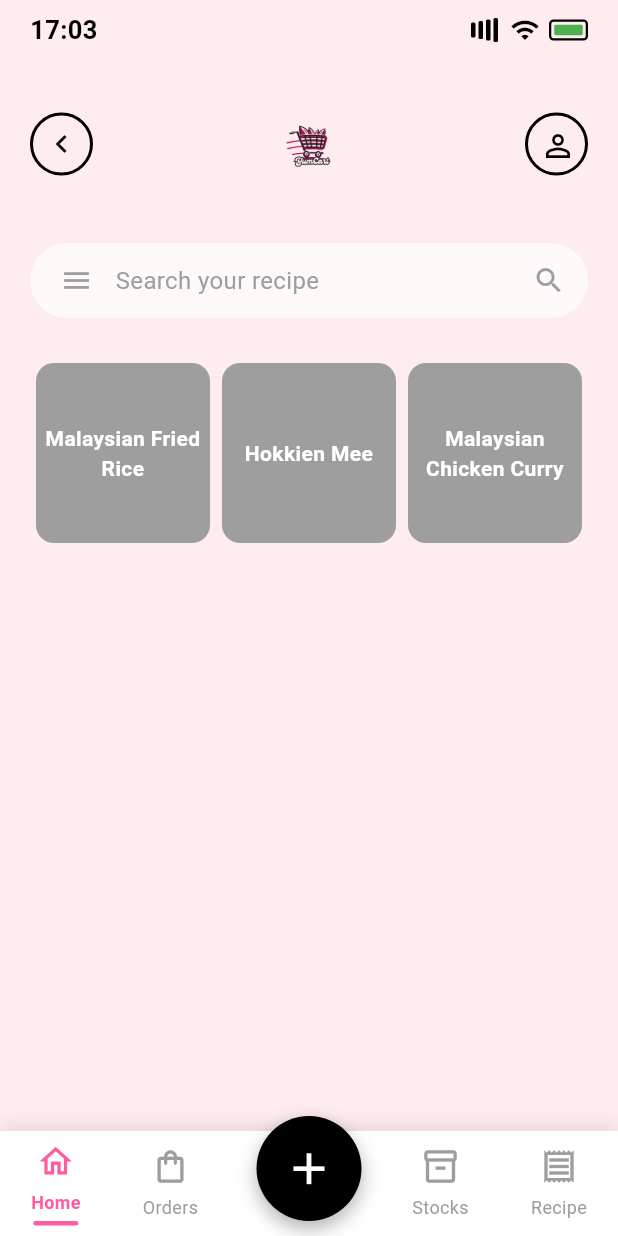
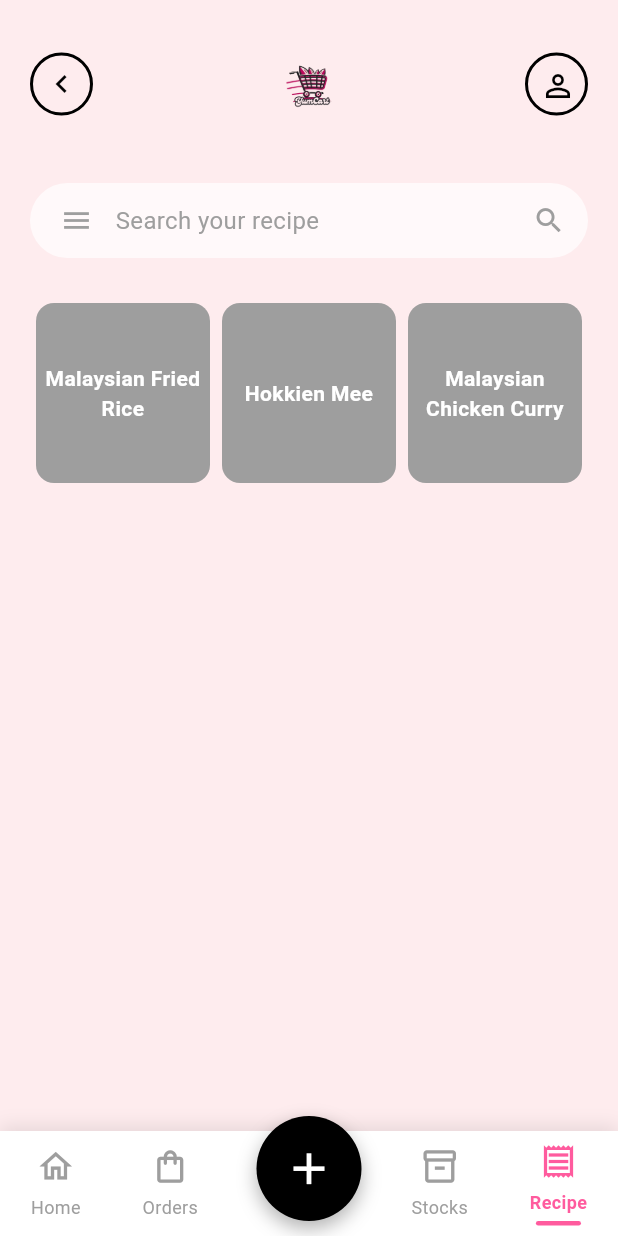
Before and after one commit to farahyusni/SwiftSolvers, a Flutter app: the SellerHomePage screen opened by its route, on a phone screen of 412 x 824 dp. Run offline on Flutter 3.47's test engine with Material 3 defaults, Android fonts, the phone set to English and light mode, and no system bars; our stand-ins replace cloud_firestore, firebase_auth, firebase_core; accounts and stored records are empty; network calls fail.

Commit message:
Update seller_home_page.dart

```diff
--- a/lib/views/seller/seller_home_page.dart
+++ b/lib/views/seller/seller_home_page.dart
@@ -8,7 +8,7 @@ class SellerHomePage extends StatefulWidget {
 }
 
 class _SellerHomePageState extends State<SellerHomePage> {
-  int _selectedBottomNavIndex = 0;
+  int _selectedBottomNavIndex = 3; // Highlight "Recipe" tab by default
 
   @override
   Widget build(BuildContext context) {
@@ -17,8 +17,7 @@ class _SellerHomePageState extends State<SellerHomePage> {
       body: SafeArea(
         child: Column(
           children: [
-            // Status bar with time and icons
-            _buildStatusBar(),
+            // Removed: _buildStatusBar(),
 
             // App bar with back button, logo, and profile icons
             _buildAppBar(context),
@@ -26,11 +25,10 @@ class _SellerHomePageState extends State<SellerHomePage> {
             // Search bar
             _buildSearchBar(),
 
-            // Food items (only 3 items in first row, then empty space)
+            // Food items (only 3 items in first row)
             _buildFoodGrid(),
 
-            // Spacer to push navigation to bottom
-            const Spacer(),
+            const Spacer(), // Push content upward
           ],
         ),
       ),
@@ -41,74 +39,6 @@ class _SellerHomePageState extends State<SellerHomePage> {
       // Floating Action Button above Recipe icon
       floatingActionButton: _buildFloatingActionButton(),
       floatingActionButtonLocation: FloatingActionButtonLocation.centerDocked,
-    );
-  }
-
-  Widget _buildStatusBar() {
-    return Padding(
-      padding: const EdgeInsets.symmetric(horizontal: 20.0, vertical: 8.0),
-      child: Row(
-        mainAxisAlignment: MainAxisAlignment.spaceBetween,
-        children: [
-          const Text(
-            '17:03',
-            style: TextStyle(
-              fontSize: 17,
-              fontWeight: FontWeight.w600,
-              color: Colors.black,
-            ),
-          ),
-          Row(
-            children: [
-              Row(
-                children: List.generate(4, (index) => Container(
-                  margin: const EdgeInsets.only(right: 2),
-                  width: 3,
-                  height: 10 + (index * 2),
-                  decoration: BoxDecoration(
-                    color: Colors.black,
-                    borderRadius: BorderRadius.circular(1),
-                  ),
-                )),
-              ),
-              const SizedBox(width: 6),
-              const Icon(Icons.wifi, size: 20, color: Colors.black),
-              const SizedBox(width: 6),
-              Container(
-                width: 26,
-                height: 14,
-                decoration: BoxDecoration(
-                  border: Border.all(color: Colors.black, width: 1.5),
-                  borderRadius: BorderRadius.circular(3),
-                ),
-                child: Stack(
-                  children: [
-                    Container(
-                      margin: const EdgeInsets.all(2),
-                      decoration: BoxDecoration(
-                        color: Colors.green,
-                        borderRadius: BorderRadius.circular(1),
-                      ),
-                    ),
-                    Positioned(
-                      right: -3,
-                      top: 4,
-                      child: Container(
-                        width: 3,
-                        height: 6,
-                        decoration: BoxDecoration(
-                          color: Colors.black,
-                          borderRadius: BorderRadius.circular(1),
-                        ),
-                      ),
-                    ),
-                  ],
-                ),
-              ),
-            ],
-          ),
-        ],
-      ),
     );
   }
 
@@ -172,7 +102,6 @@ class _SellerHomePageState extends State<SellerHomePage> {
                 color: Colors.black,
               ),
               onPressed: () {
-                // Navigate to Seller Profile Page
                 Navigator.of(context).pushNamed('/seller-profile');
               },
             ),
@@ -181,7 +110,6 @@ class _SellerHomePageState extends State<SellerHomePage> {
       ),
     );
   }
-
 
   Widget _buildSearchBar() {
     return Padding(
@@ -215,7 +143,6 @@ class _SellerHomePageState extends State<SellerHomePage> {
   }
 
   Widget _buildFoodGrid() {
-    // Only 3 food items in the first row, then empty space
     final List<String> foodItems = [
       'Malaysian Fried Rice',
       'Hokkien Mee',
@@ -226,7 +153,6 @@ class _SellerHomePageState extends State<SellerHomePage> {
       padding: const EdgeInsets.all(20.0),
       child: Column(
         children: [
-          // First row with 3 food items
           Row(
             children: foodItems.map((item) => Expanded(
               child: Container(
@@ -326,9 +252,8 @@ class _SellerHomePageState extends State<SellerHomePage> {
     return Stack(
       clipBehavior: Clip.none,
       children: [
-        // Your Bottom Navigation Bar
         Positioned(
-          bottom: 10, // Adjust as needed
+          bottom: 10,
           left: MediaQuery.of(context).size.width / 2 - 35,
           child: Container(
             width: 70,
```
